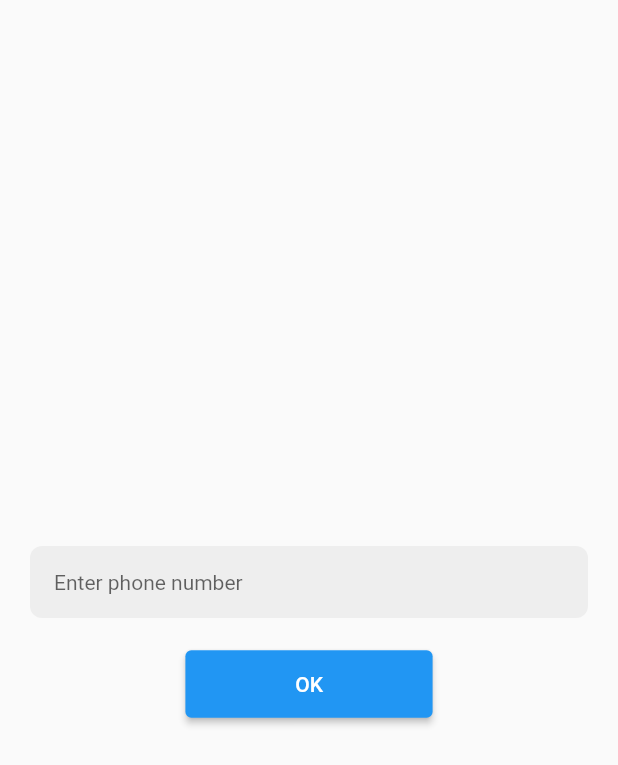
After one commit to gautamjain09/flutter-firebase-auth-app, a Flutter app: the PhoneLogin screen opened directly, on a phone screen of 412 x 824 dp. The commit adds this screen. Shown: the top 765 px of the screen. Run offline on Flutter 3.47's test engine with Material 2 defaults, Android fonts, the phone set to English and light mode, and no system bars; our stand-ins replace firebase_auth, firebase_core; accounts and stored records are empty; network calls fail.

```diff
--- /dev/null
+++ b/lib/screens/phone_login.dart
@@ -0,0 +1,53 @@
+import 'package:firebase_auth/firebase_auth.dart';
+import 'package:firebase_auth_app/services/firebase_auth_methods.dart';
+import 'package:firebase_auth_app/utils/custom_textfield.dart';
+import 'package:flutter/material.dart';
+
+class PhoneLogin extends StatefulWidget {
+  const PhoneLogin({Key? key}) : super(key: key);
+
+  @override
+  State<PhoneLogin> createState() => _PhoneLoginState();
+}
+
+class _PhoneLoginState extends State<PhoneLogin> {
+  final TextEditingController phoneController = TextEditingController();
+
+  void phoneSignIn() {
+    FirebaseAuthMethods(FirebaseAuth.instance).phoneSignIn(
+      context,
+      phoneController.text,
+    );
+  }
+
+  @override
+  Widget build(BuildContext context) {
+    return Scaffold(
+      body: Column(
+        mainAxisAlignment: MainAxisAlignment.center,
+        children: [
+          Center(
+            child: Container(
+              padding: const EdgeInsets.all(20),
+              child: CustomTextField(
+                controller: phoneController,
+                hintText: 'Enter phone number',
+              ),
+            ),
+          ),
+          ElevatedButton(
+            onPressed: () {
+              phoneSignIn();
+            },
+            style: ButtonStyle(
+              minimumSize: MaterialStateProperty.all(
+                Size(MediaQuery.of(context).size.width / 2.5, 45),
+              ),
+            ),
+            child: const Text('OK'),
+          ),
+        ],
+      ),
+    );
+  }
+}
```
Also changed, not shown: lib/main.dart (+6 -2 lines), lib/screens/google_signin.dart (added, +15 -0 lines), lib/screens/home.dart (added, +17 -0 lines), lib/screens/login_email_password.dart (renamed from lib/screens/loginup_email_password.dart, +22 -1 lines), lib/screens/signup_email_password.dart (+23 -2 lines), lib/services/firebase_auth_methods.dart (+65 -5 lines), lib/utils/showOTPDialog.dart (added, +29 -0 lines), 4 other files.
